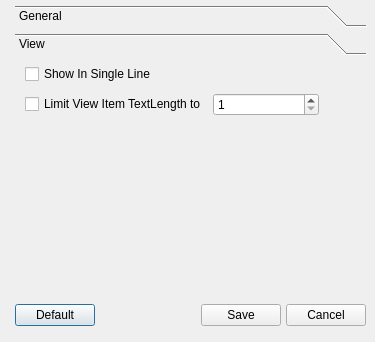
Qt form views/settings.ui (rusith/genius) before a commit.
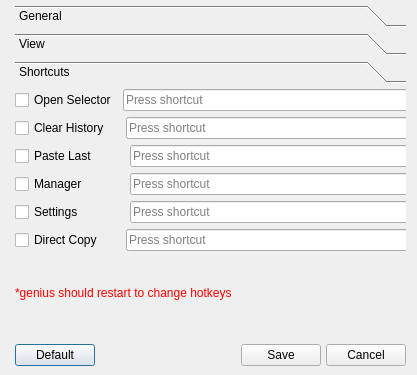
The same form after that commit. Icons and pictures are not drawn.

```diff
--- a/views/settings.ui
+++ b/views/settings.ui
@@ -9,8 +9,8 @@
    <rect>
     <x>0</x>
     <y>0</y>
-    <width>375</width>
-    <height>342</height>
+    <width>417</width>
+    <height>375</height>
    </rect>
   </property>
   <property name="windowTitle">
@@ -25,8 +25,8 @@
     <rect>
      <x>10</x>
      <y>0</y>
-     <width>361</width>
-     <height>331</height>
+     <width>401</width>
+     <height>371</height>
     </rect>
    </property>
    <layout class="QVBoxLayout" name="VL1">
@@ -48,7 +48,7 @@
     <item>
      <widget class="QToolBox" name="toolBox">
       <property name="currentIndex">
-       <number>1</number>
+       <number>2</number>
       </property>
       <widget class="QWidget" name="General">
        <property name="geometry">
@@ -154,8 +154,8 @@
         <rect>
          <x>0</x>
          <y>0</y>
-         <width>351</width>
-         <height>225</height>
+         <width>391</width>
+         <height>234</height>
         </rect>
        </property>
        <attribute name="label">
@@ -199,6 +199,167 @@
         </layout>
        </widget>
       </widget>
+      <widget class="QWidget" name="ShortcutsPage">
+       <property name="geometry">
+        <rect>
+         <x>0</x>
+         <y>0</y>
+         <width>391</width>
+         <height>234</height>
+        </rect>
+       </property>
+       <attribute name="label">
+        <string>Shortcuts</string>
+       </attribute>
+       <widget class="QWidget" name="layoutWidget">
+        <property name="geometry">
+         <rect>
+          <x>0</x>
+          <y>0</y>
+          <width>394</width>
+          <height>241</height>
+         </rect>
+        </property>
+        <layout class="QVBoxLayout" name="verticalLayout">
+         <item>
+          <layout class="QHBoxLayout" name="horizontalLayout">
+           <item>
+            <widget class="QCheckBox" name="OpenSelectorCB">
+             <property name="toolTip">
+              <string>&lt;html&gt;&lt;head/&gt;&lt;body&gt;&lt;p&gt;check if you want to enable &lt;span style=&quot; font-weight:600;&quot;&gt;OpenSelector Global Hotkey&lt;/span&gt;&lt;/p&gt;&lt;p&gt;if you press this hotkey, Selector will popup and you can select item to paste from clipboard history&lt;/p&gt;&lt;/body&gt;&lt;/html&gt;</string>
+             </property>
+             <property name="whatsThis">
+              <string/>
+             </property>
+             <property name="text">
+              <string>Open Selector</string>
+             </property>
+            </widget>
+           </item>
+           <item>
+            <widget class="QKeySequenceEdit" name="openSelector">
+             <property name="toolTip">
+              <string>&lt;html&gt;&lt;head/&gt;&lt;body&gt;&lt;p&gt;hotkey for Open Selector&lt;/p&gt;&lt;/body&gt;&lt;/html&gt;</string>
+             </property>
+            </widget>
+           </item>
+          </layout>
+         </item>
+         <item>
+          <layout class="QHBoxLayout" name="horizontalLayout_2">
+           <item>
+            <widget class="QCheckBox" name="clearHistoryCB">
+             <property name="toolTip">
+              <string>&lt;html&gt;&lt;head/&gt;&lt;body&gt;&lt;p&gt;check if you want to enable &lt;span style=&quot; font-weight:600;&quot;&gt;ClearHistory Global Hotkey&lt;/span&gt;&lt;/p&gt;&lt;p&gt;if you press this hotkey, clipboard history will clear. and a notification will popup containing number of items deleted&lt;/p&gt;&lt;/body&gt;&lt;/html&gt;</string>
+             </property>
+             <property name="text">
+              <string>Clear History   </string>
+             </property>
+            </widget>
+           </item>
+           <item>
+            <widget class="QKeySequenceEdit" name="clearHistory">
+             <property name="toolTip">
+              <string>&lt;html&gt;&lt;head/&gt;&lt;body&gt;&lt;p&gt;hotkey for Clear History&lt;/p&gt;&lt;/body&gt;&lt;/html&gt;</string>
+             </property>
+            </widget>
+           </item>
+          </layout>
+         </item>
+         <item>
+          <layout class="QHBoxLayout" name="horizontalLayout_4">
+           <item>
+            <widget class="QCheckBox" name="pasteLastCB">
+             <property name="toolTip">
+              <string>&lt;html&gt;&lt;head/&gt;&lt;body&gt;&lt;p&gt;check if you want to enable &lt;span style=&quot; font-weight:600;&quot;&gt;PasteLast Global Hotkey&lt;/span&gt;&lt;/p&gt;&lt;p&gt;if you press this hotkey, the last item in the history will be copied to the current window. last item will be the new top item. (0th index of the history)&lt;/p&gt;&lt;/body&gt;&lt;/html&gt;</string>
+             </property>
+             <property name="text">
+              <string>Paste Last        </string>
+             </property>
+            </widget>
+           </item>
+           <item>
+            <widget class="QKeySequenceEdit" name="pasteLast">
+             <property name="toolTip">
+              <string>&lt;html&gt;&lt;head/&gt;&lt;body&gt;&lt;p&gt;hotkey for Paste Last&lt;/p&gt;&lt;/body&gt;&lt;/html&gt;</string>
+             </property>
+            </widget>
+           </item>
+          </layout>
+         </item>
+         <item>
+          <layout class="QHBoxLayout" name="horizontalLayout_3">
+           <item>
+            <widget class="QCheckBox" name="openManagerCB">
+             <property name="toolTip">
+              <string>&lt;html&gt;&lt;head/&gt;&lt;body&gt;&lt;p&gt;check if you want to enable &lt;span style=&quot; font-weight:600;&quot;&gt;ShowManager Global Hotkey&lt;/span&gt;&lt;/p&gt;&lt;p&gt;if you press this hotkey, The Manager Window (main window that help to manage the history) will show.&lt;/p&gt;&lt;/body&gt;&lt;/html&gt;</string>
+             </property>
+             <property name="text">
+              <string>Manager           </string>
+             </property>
+            </widget>
+           </item>
+           <item>
+            <widget class="QKeySequenceEdit" name="openManager">
+             <property name="toolTip">
+              <string>&lt;html&gt;&lt;head/&gt;&lt;body&gt;&lt;p&gt;hotkey for Show Manager Window&lt;/p&gt;&lt;/body&gt;&lt;/html&gt;</string>
+             </property>
+            </widget>
+           </item>
+          </layout>
+         </item>
+         <item>
+          <layout class="QHBoxLayout" name="horizontalLayout_6">
+           <item>
+            <widget class="QCheckBox" name="openSettingsCB">
+             <property name="toolTip">
+              <string>&lt;html&gt;&lt;head/&gt;&lt;body&gt;&lt;p&gt;check if you want to enable &lt;span style=&quot; font-weight:600;&quot;&gt;OpenSettings Global Hotkey&lt;/span&gt;&lt;/p&gt;&lt;p&gt;if you press this hotkey, this window (settings window) will open&lt;/p&gt;&lt;/body&gt;&lt;/html&gt;</string>
+             </property>
+             <property name="text">
+              <string>Settings            </string>
+             </property>
+            </widget>
+           </item>
+           <item>
+            <widget class="QKeySequenceEdit" name="openSettings">
+             <property name="toolTip">
+              <string>&lt;html&gt;&lt;head/&gt;&lt;body&gt;&lt;p&gt;hotkey for Show Settings Window&lt;/p&gt;&lt;/body&gt;&lt;/html&gt;</string>
+             </property>
+            </widget>
+           </item>
+          </layout>
+         </item>
+         <item>
+          <layout class="QHBoxLayout" name="horizontalLayout_5">
+           <item>
+            <widget class="QCheckBox" name="directCopyCB">
+             <property name="toolTip">
+              <string>&lt;html&gt;&lt;head/&gt;&lt;body&gt;&lt;p&gt;check if you want to enable &lt;span style=&quot; font-weight:600;&quot;&gt;DirectCopy Global Hotkey&lt;/span&gt;&lt;/p&gt;&lt;p&gt;if you press this hotkey, the copy command executes and send data directly to the genius.(without saving in clipboard)&lt;/p&gt;&lt;/body&gt;&lt;/html&gt;</string>
+             </property>
+             <property name="text">
+              <string>Direct Copy     </string>
+             </property>
+            </widget>
+           </item>
+           <item>
+            <widget class="QKeySequenceEdit" name="directCopy">
+             <property name="toolTip">
+              <string>&lt;html&gt;&lt;head/&gt;&lt;body&gt;&lt;p&gt;hotkey for Direct copy&lt;/p&gt;&lt;/body&gt;&lt;/html&gt;</string>
+             </property>
+            </widget>
+           </item>
+          </layout>
+         </item>
+         <item>
+          <widget class="QLabel" name="label">
+           <property name="text">
+            <string>&lt;html&gt;&lt;head/&gt;&lt;body&gt;&lt;p&gt;&lt;span style=&quot; font-size:9pt; color:#ff0000;&quot;&gt;*genius should restart to change hotkeys&lt;/span&gt;&lt;/p&gt;&lt;/body&gt;&lt;/html&gt;</string>
+           </property>
+          </widget>
+         </item>
+        </layout>
+       </widget>
+      </widget>
      </widget>
     </item>
     <item>
```
Left out of the diff: 125 changed lines with no effect on the pictures.
